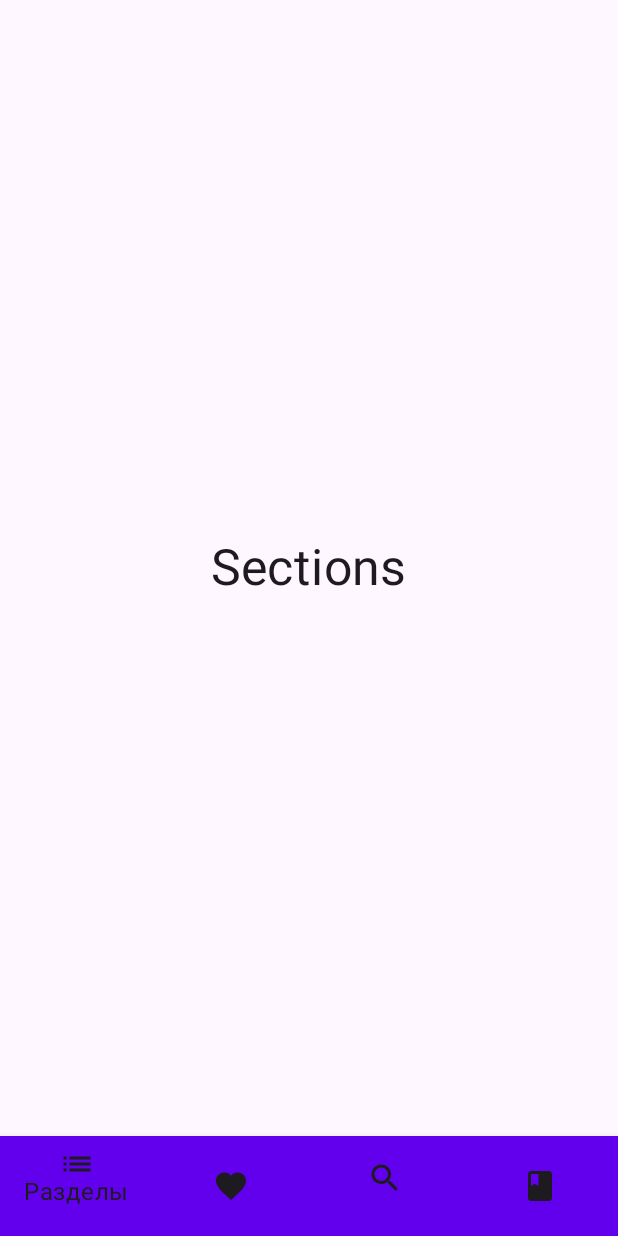
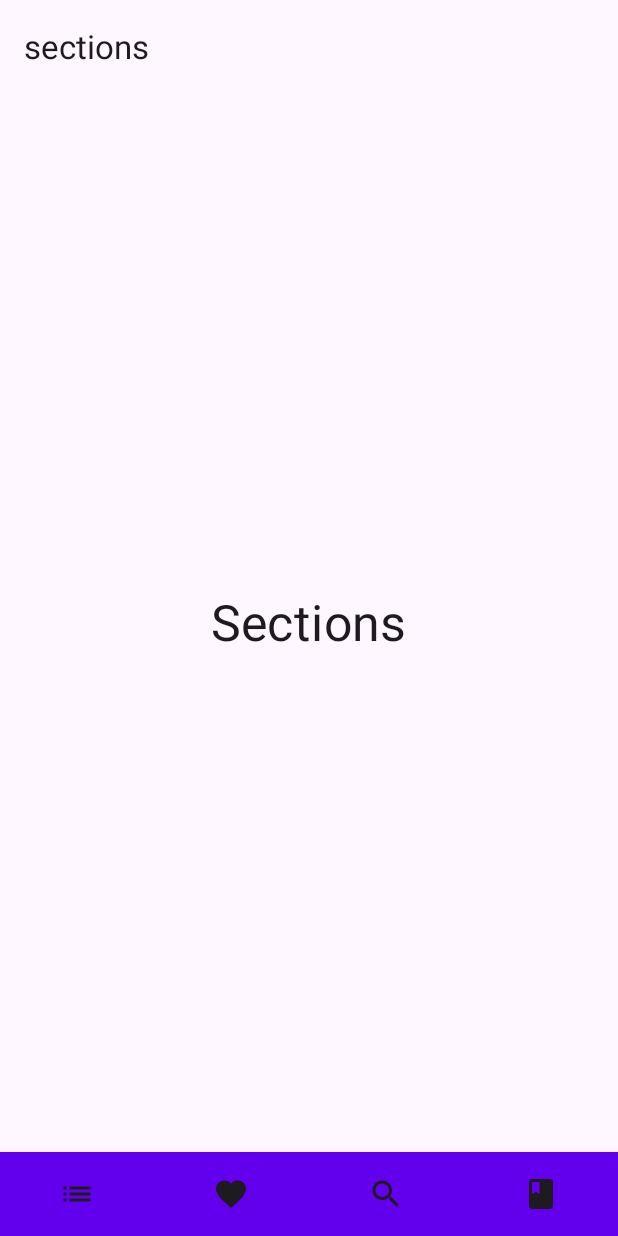
Before and after one commit to VitalyPerm/DroiderHandBook, an Android app built with Jetpack Compose: the screen it shows after launch (MainActivity), on a phone screen of 412 x 824 dp. Run offline under Robolectric (Android 15) with nearby library versions, the phone set to English and light mode, and no system bars.

Commit message:
in progress

```diff
--- a/app/src/main/java/com/elvitalya/droiderhandbook/ui/main/MainNavHost.kt
+++ b/app/src/main/java/com/elvitalya/droiderhandbook/ui/main/MainNavHost.kt
@@ -14,7 +14,6 @@ import androidx.compose.runtime.Composable
 import androidx.compose.runtime.getValue
 import androidx.compose.ui.Modifier
 import androidx.compose.ui.graphics.Color
-import androidx.compose.ui.res.stringResource
 import androidx.navigation.NavDestination.Companion.hierarchy
 import androidx.navigation.NavGraph.Companion.findStartDestination
 import androidx.navigation.compose.NavHost
@@ -31,23 +30,29 @@ import com.elvitalya.droiderhandbook.ui.test.TestScreen
 @Composable
 fun MainNavHost() {
     val navController = rememberNavController()
+    val navBackStackEntry by navController.currentBackStackEntryAsState()
+    val currentDestination = navBackStackEntry?.destination
     Scaffold(
+        topBar = {
+            TopAppBar(
+                title = { Text(text = currentDestination?.route ?: "") }
+            )
+        },
         bottomBar = {
             BottomNavigation {
-                val navBackStackEntry by navController.currentBackStackEntryAsState()
-                val currentDestination = navBackStackEntry?.destination
+
                 bottomNavigationItems.forEach { screen ->
                     BottomNavigationItem(
                         icon = {
                             val image = when (screen) {
-                                Screen.Favorite -> Icons.Filled.Favorite
-                                Screen.Search -> Icons.Filled.Search
-                                Screen.Sections -> Icons.Filled.List
-                                Screen.Test -> Icons.Filled.Book
+                                BottomNavigationScreen.Favorite -> Icons.Filled.Favorite
+                                BottomNavigationScreen.Search -> Icons.Filled.Search
+                                BottomNavigationScreen.Sections -> Icons.Filled.List
+                                BottomNavigationScreen.Test -> Icons.Filled.Book
                             }
                             Icon(image, contentDescription = null)
                         },
-                        label = { Text(stringResource(screen.resourceId)) },
+                        //     label = { Text(stringResource(screen.resourceId)) },
                         selected = currentDestination?.hierarchy?.any { it.route == screen.route } == true,
                         onClick = {
                             navController.navigate(screen.route) {
@@ -74,27 +79,27 @@ fun MainNavHost() {
     ) { innerPadding ->
         NavHost(
             navController,
-            startDestination = Screen.Sections.route,
+            startDestination = BottomNavigationScreen.Sections.route,
             Modifier.padding(innerPadding)
         ) {
-            composable(Screen.Sections.route) { SectionsScreen(navController) }
-            composable(Screen.Favorite.route) { FavoriteScreen(navController) }
-            composable(Screen.Search.route) { SearchScreen(navController) }
-            composable(Screen.Test.route) { TestScreen(navController) }
+            composable(BottomNavigationScreen.Sections.route) { SectionsScreen(navController) }
+            composable(BottomNavigationScreen.Favorite.route) { FavoriteScreen(navController) }
+            composable(BottomNavigationScreen.Search.route) { SearchScreen(navController) }
+            composable(BottomNavigationScreen.Test.route) { TestScreen(navController) }
         }
     }
 }
 
 val bottomNavigationItems = listOf(
-    Screen.Sections,
-    Screen.Favorite,
-    Screen.Search,
-    Screen.Test
+    BottomNavigationScreen.Sections,
+    BottomNavigationScreen.Favorite,
+    BottomNavigationScreen.Search,
+    BottomNavigationScreen.Test
 )
 
-sealed class Screen(val route: String, @StringRes val resourceId: Int) {
-    object Sections : Screen("sections", R.string.sections)
-    object Favorite : Screen("favorite", R.string.favorite)
-    object Search : Screen("search", R.string.search)
-    object Test : Screen("test", R.string.test)
+sealed class BottomNavigationScreen(val route: String, @StringRes val resourceId: Int) {
+    object Sections : BottomNavigationScreen("sections", R.string.sections)
+    object Favorite : BottomNavigationScreen("favorite", R.string.favorite)
+    object Search : BottomNavigationScreen("search", R.string.search)
+    object Test : BottomNavigationScreen("test", R.string.test)
 }
--- a/app/src/main/res/values/strings.xml
+++ b/app/src/main/res/values/strings.xml
@@ -4,4 +4,5 @@
     <string name="favorite">Избранное</string>
     <string name="search">Поиск</string>
     <string name="test">Проверь себя</string>
+    <string name="reg_or_auth">Регистрация</string>
 </resources>
```
